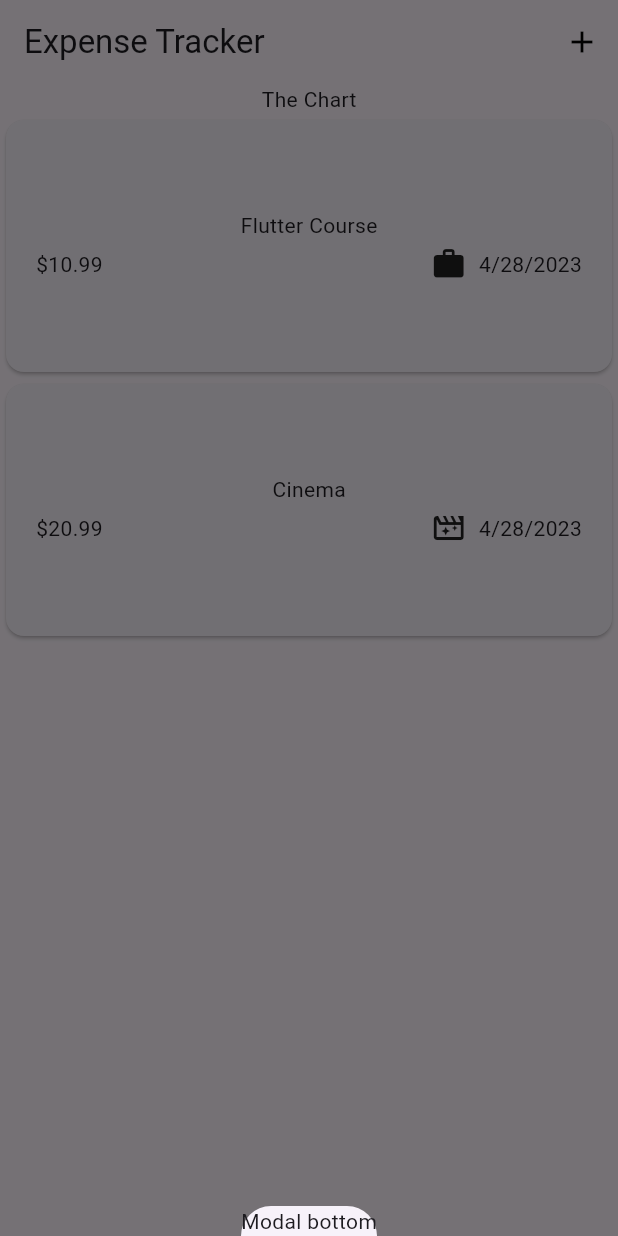
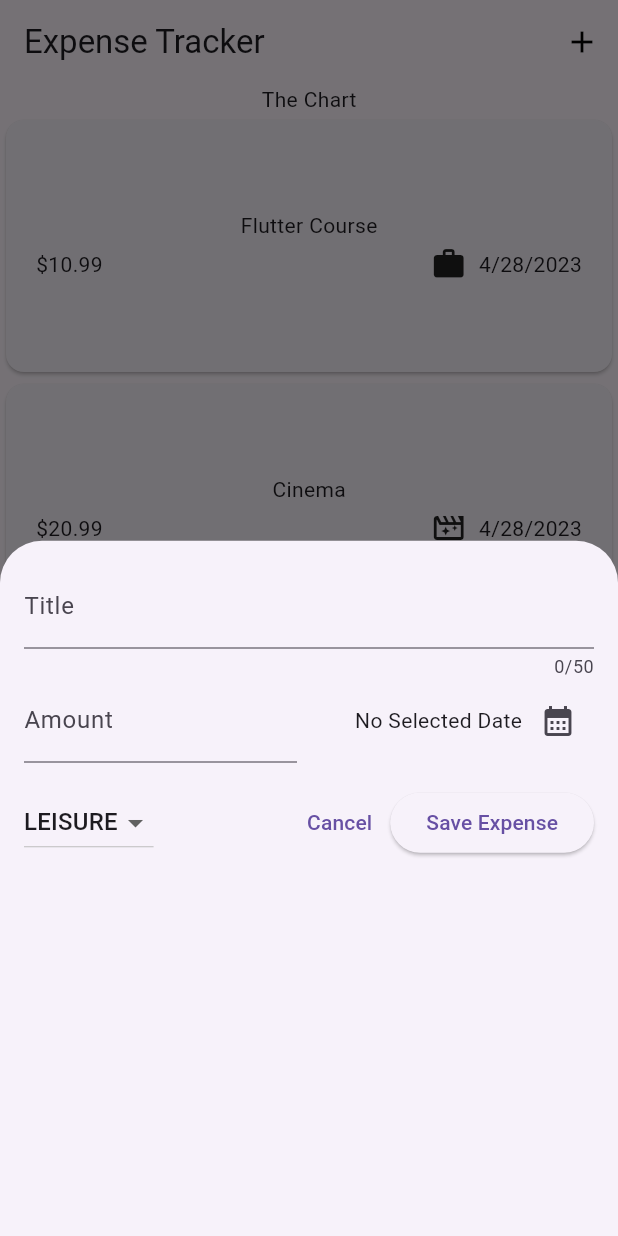
Before and after one commit to IanMabans/expense_tracker, a Flutter app: the screen it shows after launch, after a tap on the "add" icon, on a phone screen of 412 x 824 dp. Run offline on Flutter 3.47's test engine with Material 2 defaults, Android fonts, the phone set to English and light mode, and no system bars.

```diff
--- a/lib/widget/expenses.dart
+++ b/lib/widget/expenses.dart
@@ -1,4 +1,5 @@
 import 'package:expense_tracker/widget/expenses_list.dart';
+import 'package:expense_tracker/widget/new_expense.dart';
 import 'package:flutter/material.dart';
 import 'package:expense_tracker/models/expense.dart';
 
@@ -26,7 +27,7 @@ class _ExpensesState extends State<Expenses> {
   void _openAddExpenseOverlay() {
     showModalBottomSheet(
       context: context,
-      builder: (ctx) => const Text('Modal bottom'),
+      builder: (ctx) => const NewExpense(),
     );
   }
 
--- /dev/null
+++ b/lib/widget/new_expense.dart
@@ -0,0 +1,124 @@
+import 'package:expense_tracker/models/expense.dart';
+import 'package:flutter/material.dart';
+import 'package:intl/intl.dart';
+
+final formatter = DateFormat.yMd();
+
+class NewExpense extends StatefulWidget {
+  const NewExpense({Key? key}) : super(key: key);
+
+  @override
+  State<NewExpense> createState() => _NewExpenseState();
+}
+
+class _NewExpenseState extends State<NewExpense> {
+  final _titleController = TextEditingController();
+  final _amountController = TextEditingController();
+  Category _selectedCategory = Category.leisure;
+  DateTime? _selectedDate;
+
+  void _presentDatePicker() async {
+    final now = DateTime.now();
+    final firstDate = DateTime(now.year - 1, now.month, now.day);
+    final pickedDate = await showDatePicker(
+      context: context,
+      initialDate: now,
+      firstDate: firstDate,
+      lastDate: now,
+    );
+    setState(() {
+      _selectedDate = pickedDate;
+    });
+  }
+
+  @override
+  void dispose() {
+    _titleController.dispose();
+    _amountController.dispose();
+    super.dispose();
+  }
+
+  @override
+  Widget build(BuildContext context) {
+    return Padding(
+      padding: const EdgeInsets.all(16),
+      child: Column(
+        children: [
+          TextField(
+            controller: _titleController,
+            maxLength: 50,
+            decoration: const InputDecoration(label: Text('Title')),
+          ),
+          Row(
+            children: [
+              Expanded(
+                child: TextField(
+                  controller: _amountController,
+                  keyboardType: TextInputType.number,
+                  decoration: const InputDecoration(
+                      prefixText: '\$ ', label: Text('Amount')),
+                ),
+              ),
+              const SizedBox(
+                width: 16,
+              ),
+              Expanded(
+                child: Row(
+                  mainAxisAlignment: MainAxisAlignment.end,
+                  crossAxisAlignment: CrossAxisAlignment.center,
+                  children: [
+                    Text(_selectedDate == null
+                        ? 'No Selected Date'
+                        : formatter.format(
+                            _selectedDate!,
+                          )),
+                    IconButton(
+                        onPressed: _presentDatePicker,
+                        icon: const Icon(Icons.calendar_month_sharp))
+                  ],
+                ),
+              ),
+            ],
+          ),
+          const SizedBox(height: 16,),
+          Row(
+            children: [
+              DropdownButton(
+                value: _selectedCategory,
+                items: Category.values
+                    .map(
+                      (category) => DropdownMenuItem(
+                        value: category,
+                          child: Text(
+                        category.name.toUpperCase(),
+                      )),
+                    )
+                    .toList(),
+                onChanged: (value) {
+                  setState(() {
+                    if (value==null){
+                      return;
+                    }
+                    _selectedCategory = value;
+                  });
+                },
+              ),
+              const Spacer(),
+              TextButton(
+                  onPressed: () {
+                    Navigator.pop(context);
+                  },
+                  child: const Text('Cancel')),
+              ElevatedButton(
+                  onPressed: () {
+                    print(_titleController.text);
+                    print(_amountController.text);
+                  },
+                  child: const Text('Save Expense'))
+            ],
+          )
+        ],
+      ),
+    );
+  }
+}
```
